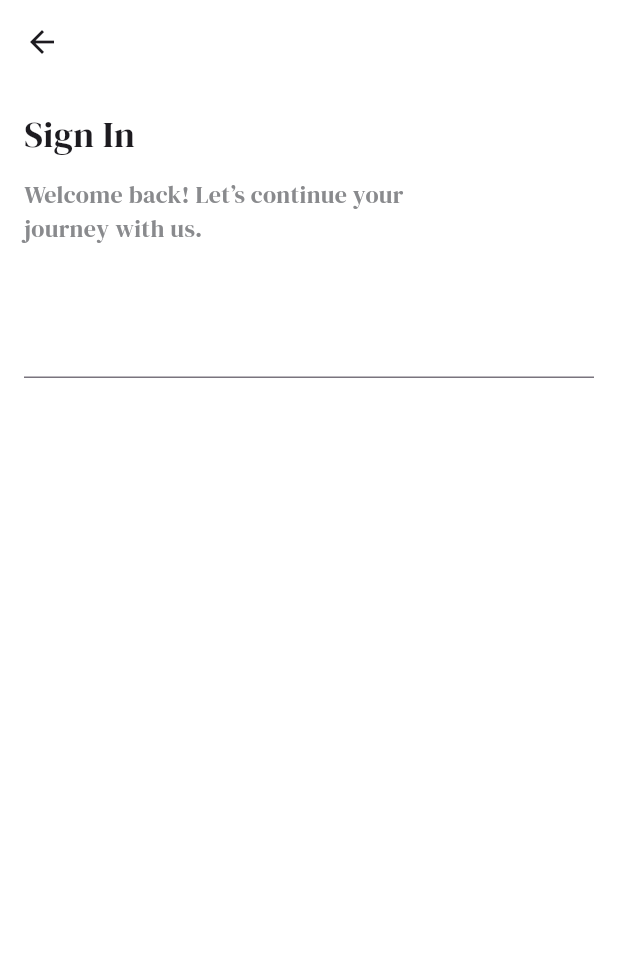
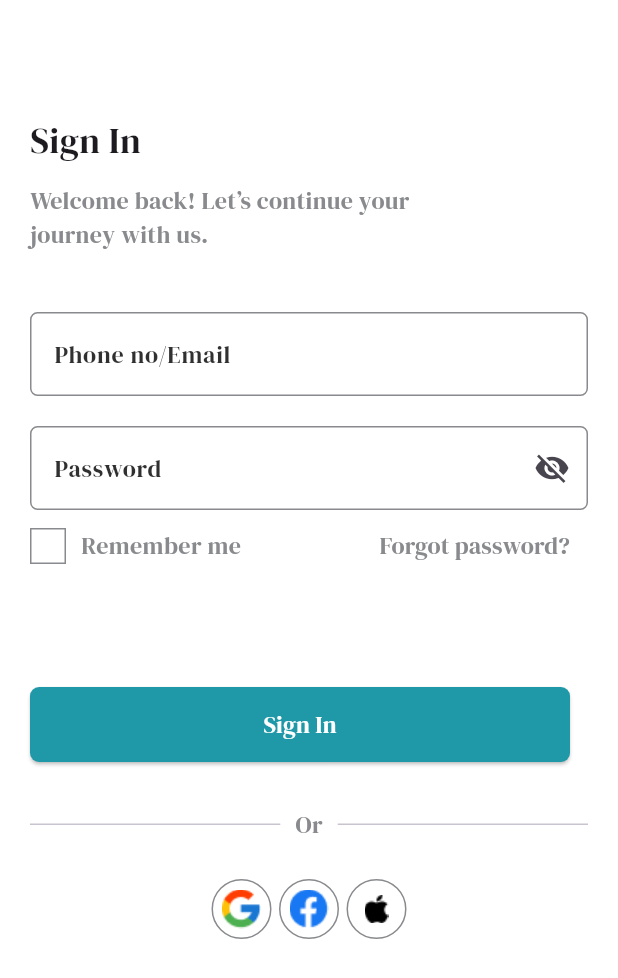
Before and after one commit to abdelrahmankhaled0/final-project, a Flutter app: the screen it shows after launch, after a tap on "Next", after a tap on "Skip", after a tap on "Sign in", on a phone screen of 412 x 824 dp. Shown: the top 978 px of the screen. Run offline on Flutter 3.47's test engine with Material 3 defaults, Android fonts, the phone set to English and light mode, and no system bars; our stand-ins replace gap, go_router, smooth_page_indicator.

Commit message:
add authentaction screens

```diff
--- a/lib/core/constants/app_images.dart
+++ b/lib/core/constants/app_images.dart
@@ -3,4 +3,7 @@ class AppImages {
   static const String onboardingImage2 = "assets/images/amico.png";
   static const String onboardingImage3 = "assets/images/amico1.png";
   static const String welcomeImage = "assets/images/bro.png";
+  static const String facebookImage = "assets/images/facebook.png";
+  static const String googleImage = "assets/images/google.png";
+  static const String iphoneImage = "assets/images/iphone.png";
 }
--- a/lib/core/utils/colors.dart
+++ b/lib/core/utils/colors.dart
@@ -6,4 +6,5 @@ class AppColors {
   static const Color primaryColor = Color(0xFF1F98A8);
   static const Color grayColor = Color(0xFF898A8D);
   static const Color borderColor = Color(0xFF07545D);
+  static const Color textLableColor = Color(0xFF303030);
 }
--- a/lib/core/utils/themes.dart
+++ b/lib/core/utils/themes.dart
@@ -10,5 +10,27 @@ class AppThemes {
       backgroundColor: AppColors.backGroundColor,
       elevation: 0.0,
     ),
+    inputDecorationTheme: InputDecorationThemeData(
+      enabledBorder: OutlineInputBorder(
+        borderRadius: BorderRadius.circular(5),
+        borderSide: BorderSide(width: 1, color: AppColors.grayColor),
+      ),
+      focusedBorder: OutlineInputBorder(
+        borderRadius: BorderRadius.circular(5),
+        borderSide: BorderSide(width: 1, color: AppColors.primaryColor),
+      ),
+      disabledBorder: OutlineInputBorder(
+        borderRadius: BorderRadius.circular(5),
+        borderSide: BorderSide(width: 8, color: AppColors.borderColor),
+      ),
+    ),
+    elevatedButtonTheme: ElevatedButtonThemeData(
+      style: ElevatedButton.styleFrom(
+        backgroundColor: AppColors.primaryColor,
+        foregroundColor: AppColors.backGroundColor,
+        fixedSize: Size(360, 50),
+        shape: RoundedRectangleBorder(borderRadius: BorderRadius.circular(6)),
+      ),
+    ),
   );
 }
--- a/lib/core/widgets/default_botton.dart
+++ b/lib/core/widgets/default_botton.dart
@@ -1,4 +1,3 @@
-import 'package:final_project/core/utils/colors.dart';
 import 'package:final_project/core/utils/text.dart';
 import 'package:flutter/material.dart';
 
@@ -11,13 +10,6 @@ class DefaultBotton extends StatelessWidget {
   @override
   Widget build(BuildContext context) {
     return ElevatedButton(
-      style: ElevatedButton.styleFrom(
-        backgroundColor: AppColors.primaryColor,
-        foregroundColor: AppColors.backGroundColor,
-        fixedSize: Size(360, 50),
-        shape: RoundedRectangleBorder(borderRadius: BorderRadius.circular(6)),
-      ),
-
       onPressed: onPressrd,
       child: Text(textBotton, style: TextStyles.textStyle16),
     );
--- a/lib/features/authentacation/presentation/screens/signin_screen.dart
+++ b/lib/features/authentacation/presentation/screens/signin_screen.dart
@@ -1,19 +1,31 @@
+import 'package:final_project/core/constants/app_images.dart';
 import 'package:final_project/core/utils/colors.dart';
 import 'package:final_project/core/utils/text.dart';
+import 'package:final_project/core/widgets/default_botton.dart';
+import 'package:final_project/features/authentacation/presentation/widgets/default_forget_password_row.dart';
+import 'package:final_project/features/authentacation/presentation/widgets/default_form_filed.dart';
+import 'package:final_project/features/authentacation/presentation/widgets/default_password_form_filed.dart';
 import 'package:flutter/material.dart';
 import 'package:gap/gap.dart';
 
+// ignore: must_be_immutable
 class SigninScreen extends StatelessWidget {
-  const SigninScreen({super.key});
+  SigninScreen({super.key});
+
+  TextEditingController emailController = TextEditingController();
+  TextEditingController passwordController = TextEditingController();
 
   @override
   Widget build(BuildContext context) {
     return Scaffold(
-      appBar: AppBar(),
-      body: Padding(
-        padding: const EdgeInsets.all(16.0),
+      appBar: AppBar(automaticallyImplyLeading: false),
+      body: SingleChildScrollView(
+        physics: BouncingScrollPhysics(),
+        child: Padding(
+          padding: const EdgeInsets.all(20.0),
           child: Column(
             crossAxisAlignment: CrossAxisAlignment.start,
+
             children: [
               Text('Sign In', style: TextStyles.textStyle24),
               Gap(12),
@@ -24,8 +36,92 @@ class SigninScreen extends StatelessWidget {
                 ),
               ),
               Gap(40),
-            TextFormField(decoration: InputDecoration()),
+              DefaultFormFiled(
+                labelText: "Phone no/Email",
+                contrlloer: emailController,
+              ),
+              Gap(20),
+              DefaultPasswordFormFiled(controller: passwordController),
+              Row(
+                children: [
+                  DefaultForgetPasswordRow(),
+                  Gap(10),
+                  Text(
+                    'Remember me',
+                    style: TextStyles.textStyle16.copyWith(
+                      color: AppColors.grayColor,
+                    ),
+                  ),
+                  Spacer(),
+                  TextButton(
+                    onPressed: () {},
+                    child: Text(
+                      'Forgot password?',
+                      style: TextStyles.textStyle16.copyWith(
+                        color: AppColors.grayColor,
+                      ),
+                    ),
+                  ),
                 ],
+              ),
+              Gap(70),
+              DefaultBotton(textBotton: "Sign In", onPressrd: () {}),
+              Gap(30),
+              Row(
+                children: [
+                  Expanded(child: Divider()),
+                  Gap(10),
+                  Text(
+                    "Or",
+                    style: TextStyles.textStyle16.copyWith(
+                      color: AppColors.grayColor,
+                    ),
+                  ),
+                  Gap(10),
+                  Expanded(child: Divider()),
+                ],
+              ),
+
+              Gap(25),
+              Row(
+                mainAxisAlignment: MainAxisAlignment.center,
+                children: [
+                  Container(
+                    width: 40,
+                    height: 40,
+                    decoration: BoxDecoration(
+                      borderRadius: BorderRadius.circular(20),
+                      border: Border.all(color: AppColors.grayColor, width: 1),
+                    ),
+
+                    child: Image.asset(AppImages.googleImage),
+                  ),
+                  Gap(5),
+                  Container(
+                    width: 40,
+                    height: 40,
+                    decoration: BoxDecoration(
+                      borderRadius: BorderRadius.circular(20),
+                      border: Border.all(color: AppColors.grayColor, width: 1),
+                    ),
+
+                    child: Image.asset(AppImages.facebookImage),
+                  ),
+                  Gap(5),
+                  Container(
+                    width: 40,
+                    height: 40,
+                    decoration: BoxDecoration(
+                      borderRadius: BorderRadius.circular(20),
+                      border: Border.all(color: AppColors.grayColor, width: 1),
+                    ),
+
+                    child: Image.asset(AppImages.iphoneImage),
+                  ),
+                ],
+              ),
+            ],
+          ),
         ),
       ),
     );
--- /dev/null
+++ b/lib/features/authentacation/presentation/widgets/default_forget_password_row.dart
@@ -0,0 +1,41 @@
+import 'package:final_project/core/utils/colors.dart';
+import 'package:flutter/material.dart';
+
+class DefaultForgetPasswordRow extends StatefulWidget {
+  const DefaultForgetPasswordRow({super.key});
+
+  @override
+  State<DefaultForgetPasswordRow> createState() =>
+      _DefaultForgetPasswordRowState();
+}
+
+Color boxColor = AppColors.backGroundColor;
+
+class _DefaultForgetPasswordRowState extends State<DefaultForgetPasswordRow> {
+  @override
+  Widget build(BuildContext context) {
+    return GestureDetector(
+      onTap: () {
+        setState(() {
+          boxColor = boxColor == AppColors.backGroundColor
+              ? AppColors.primaryColor
+              : AppColors.backGroundColor;
+        });
+      },
+      child: AnimatedContainer(
+        width: 24,
+        height: 24,
+        decoration: BoxDecoration(
+          color: boxColor,
+          border: Border.all(color: AppColors.grayColor),
+        ),
+        duration: Duration(milliseconds: 200),
+        child: boxColor == AppColors.backGroundColor
+            ? Text('')
+            : Center(
+                child: Icon(Icons.check, color: AppColors.backGroundColor),
+              ),
+      ),
+    );
+  }
+}
--- /dev/null
+++ b/lib/features/authentacation/presentation/widgets/default_form_filed.dart
@@ -0,0 +1,29 @@
+import 'package:final_project/core/utils/colors.dart';
+import 'package:final_project/core/utils/text.dart';
+import 'package:flutter/material.dart';
+
+class DefaultFormFiled extends StatelessWidget {
+  const DefaultFormFiled({
+    super.key,
+    required this.labelText,
+    required this.contrlloer,
+  });
+
+  final String labelText;
+  final TextEditingController contrlloer;
+
+  @override
+  Widget build(BuildContext context) {
+    return TextFormField(
+      controller: contrlloer,
+      decoration: InputDecoration(
+        labelText: labelText,
+        labelStyle: TextStyles.textStyle16.copyWith(
+          color: AppColors.textLableColor,
+        ),
+      ),
+
+      cursorColor: AppColors.primaryColor,
+    );
+  }
+}
--- /dev/null
+++ b/lib/features/authentacation/presentation/widgets/default_password_form_filed.dart
@@ -0,0 +1,42 @@
+import 'package:final_project/core/utils/colors.dart';
+import 'package:final_project/core/utils/text.dart';
+import 'package:flutter/material.dart';
+
+class DefaultPasswordFormFiled extends StatefulWidget {
+  const DefaultPasswordFormFiled({super.key, required this.controller});
+
+  final TextEditingController controller;
+
+  @override
+  State<DefaultPasswordFormFiled> createState() =>
+      _DefaultPasswordFormFiledState();
+}
+
+class _DefaultPasswordFormFiledState extends State<DefaultPasswordFormFiled> {
+  bool isPassword = false;
+  @override
+  Widget build(BuildContext context) {
+    return TextFormField(
+      obscureText: isPassword,
+      cursorColor: AppColors.primaryColor,
+      controller: widget.controller,
+      keyboardType: TextInputType.visiblePassword,
+      decoration: InputDecoration(
+        labelText: "Password",
+        labelStyle: TextStyles.textStyle16.copyWith(
+          color: AppColors.textLableColor,
+        ),
+        suffixIcon: IconButton(
+          onPressed: () {
+            setState(() {
+              isPassword = !isPassword;
+            });
+          },
+          icon: isPassword
+              ? Icon(Icons.visibility)
+              : Icon(Icons.visibility_off),
+        ),
+      ),
+    );
+  }
+}
--- a/lib/features/onboarding_screen/presentation/screens/onboarding_screen.dart
+++ b/lib/features/onboarding_screen/presentation/screens/onboarding_screen.dart
@@ -30,6 +30,7 @@ class _OnboardingScreenState extends State<OnboardingScreen> {
             padding: const EdgeInsets.only(right: 20.0, top: 10),
             child: ElevatedButton(
               style: ElevatedButton.styleFrom(
+                fixedSize: Size(80, 60),
                 backgroundColor: AppColors.primaryColor,
                 foregroundColor: AppColors.backGroundColor,
                 shape: RoundedRectangleBorder(
```
Also changed, not shown: assets/images/facebook.png (added), assets/images/google.png (added), assets/images/iphone.png (added), lib/features/authentacation/presentation/widgets/default_divider.dart (added), lib/features/authentacation/presentation/widgets/default_social_register.dart (added). Lines whose indentation alone changed are shown as unchanged.
